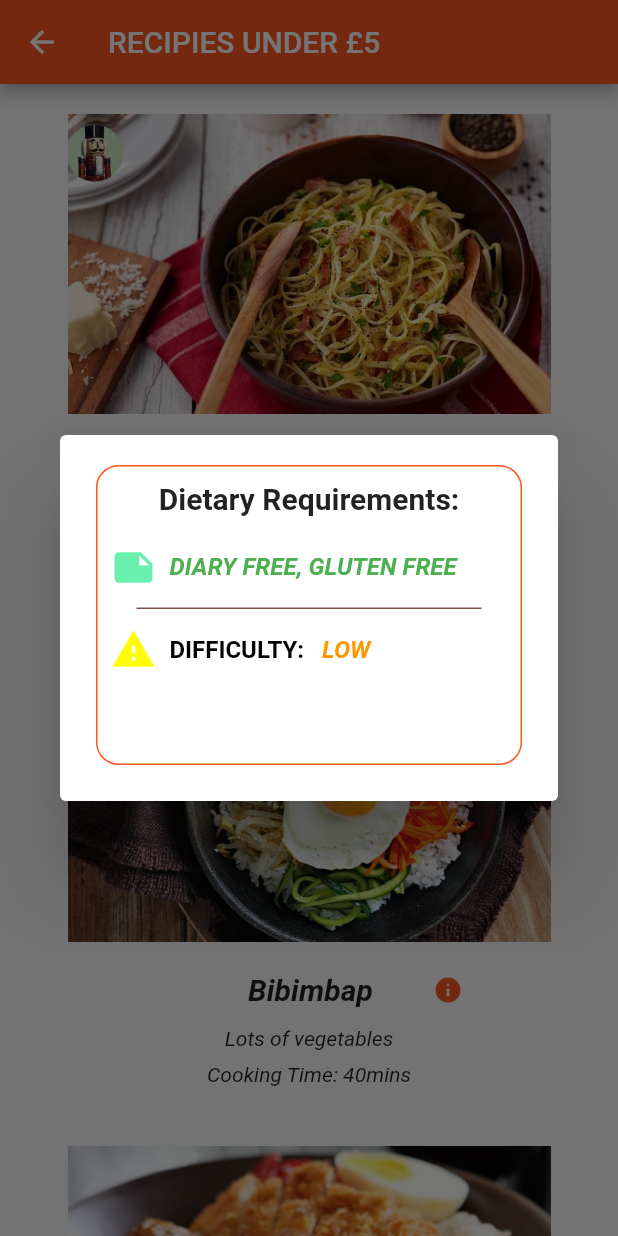
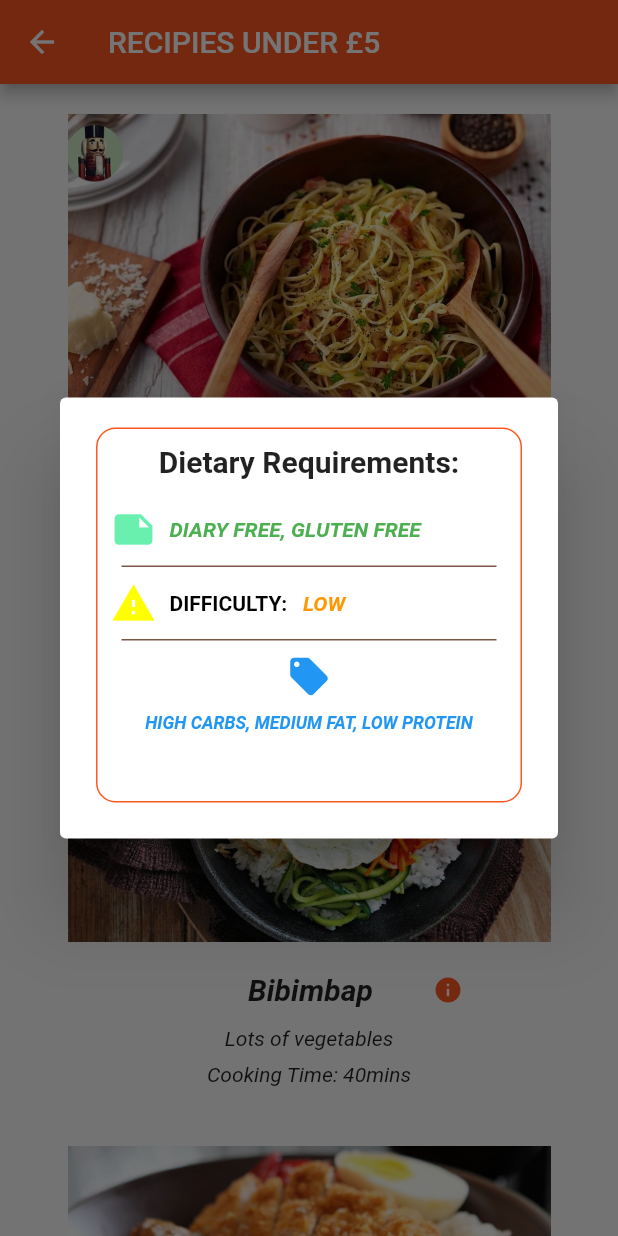
Before and after one commit to JonathanLewin/CookingProject, a Flutter app: the PageOne screen opened directly, after a tap on the "info" icon, on a phone screen of 412 x 824 dp. Run offline on Flutter 3.47's test engine with Material 2 defaults, Android fonts, the phone set to English and light mode, and no system bars; our stand-ins replace cloud_firestore; accounts and stored records are empty.

Commit message:
Added more data to the pop up box including dietary requirements

```diff
--- a/lib/sidebarpages.dart
+++ b/lib/sidebarpages.dart
@@ -12,6 +12,7 @@ class Data {
       this.ingredients,
       this.alergies,
       this.difficulty,
+      this.extradetails,
       this.stepone,
       this.steptwo,
       this.stepthree,
@@ -31,6 +32,7 @@ class Data {
   final String ingredients;
   final String alergies;
   final String difficulty;
+  final String extradetails;
   final String stepone;
   final String steptwo;
   final String stepthree;
@@ -54,6 +56,7 @@ class DataClass {
         cookingtime: '25mins',
         alergies: 'DIARY FREE, GLUTEN FREE',
         difficulty: 'LOW',
+        extradetails: 'HIGH CARBS, MEDIUM FAT, LOW PROTEIN',
         ingredients:
             'Spaghetti, 1 clove of Garlic, double wipped cream, diced bacon, mushrooms, mixed herbs',
         stepone:
@@ -81,6 +84,7 @@ class DataClass {
             'Jasmine Rice, eggs, sliced up pork/chicken/tofu, range of chopped up vegetables, seasoning',
         alergies: 'GLUTEN FREE, VEGAN',
         difficulty: 'MEDIUM',
+        extradetails: 'HEALTHY, LOW FAT, MEDIUM PROTEIN',
         stepone:
             'Boil spaghetti for 9mins and while that is cooking, pre heat another frying pan and slice up some mushroom',
         steptwo:
@@ -107,6 +111,7 @@ class DataClass {
             'Jasmine Rice, chicken breast, flour, breadcrums, eggs, chicken stock, curry suace',
         alergies: 'VEGETARIAN',
         difficulty: 'MEDIUM',
+        extradetails: 'HIGH PROTEIN, MEDIUM FAT, MEDIUM CARBS',
         stepone:
             'Wash rice and put it in the rice cooker. Prepare two cracked eggs, three tablespoons of flour and breadcrums on separate plates, ',
         steptwo:
@@ -223,13 +228,13 @@ class PageOne extends StatelessWidget {
 
     return new AlertDialog(
       content: new Container(
-        width: 300.0,
-        height: 200.0,
+        width: 360.0,
+        height: 250.0,
         decoration: new BoxDecoration(
           color: Colors.white,
           shape: BoxShape.rectangle,
           border: Border.all(color: Colors.deepOrange),
-          borderRadius: new BorderRadius.all(new Radius.circular(15.0)),
+          borderRadius: new BorderRadius.all(new Radius.circular(13.0)),
         ),
         child: new Column(
           mainAxisAlignment: MainAxisAlignment.start,
@@ -245,30 +250,78 @@ class PageOne extends StatelessWidget {
             ),
             Row(
               children: <Widget>[
-                new IconButton(icon: new Icon(Icons.note), iconSize: 30.0, color: Colors.greenAccent, onPressed: () {}),
+                new IconButton(
+                    icon: new Icon(Icons.note),
+                    iconSize: 30.0,
+                    color: Colors.greenAccent,
+                    onPressed: () {}),
                 new Text(
                   data.alergies,
                   textAlign: TextAlign.start,
-                style: TextStyle(fontStyle: FontStyle.italic, fontSize: 16.0, color: Colors.green, fontWeight: FontWeight.bold),
+                  style: TextStyle(
+                      fontStyle: FontStyle.italic,
+                      fontSize: 14.0,
+                      color: Colors.green,
+                      fontWeight: FontWeight.bold),
                 ),
               ],
             ),
             new Container(
               height: 1.0,
-              width: 230.0,
+              width: 250.0,
               color: Colors.brown,
-              margin: const EdgeInsets.all(3.0),
+              //margin: const EdgeInsets.all(2.0),
             ),
             Row(
               children: <Widget>[
-                new IconButton(icon: new Icon(Icons.warning), iconSize: 30.0, color: Colors.yellowAccent, onPressed: () {}),
+                new IconButton(
+                    icon: new Icon(Icons.warning),
+                    iconSize: 30.0,
+                    color: Colors.yellowAccent,
+                    onPressed: () {}),
                 new Text(
                   'DIFFICULTY: ',
                   textAlign: TextAlign.start,
-                style: TextStyle(fontWeight: FontWeight.bold, fontSize: 16.0, color: Colors.black),
+                  style: TextStyle(
+                      fontWeight: FontWeight.bold,
+                      fontSize: 14.0,
+                      color: Colors.black),
                 ),
-                new Text('  ' + data.difficulty, style: TextStyle(fontStyle: FontStyle.italic, fontSize: 16.0, fontWeight: FontWeight.bold, color: Colors.orange))
+                new Text('  ' + data.difficulty,
+                    style: TextStyle(
+                        fontStyle: FontStyle.italic,
+                        fontSize: 14.0,
+                        fontWeight: FontWeight.bold,
+                        color: Colors.orange))
               ],
+            ),
+            new Container(
+              height: 1.0,
+              width: 250.0,
+              color: Colors.brown,
+              //margin: const EdgeInsets.all(2.0),
+            ),
+            Container(
+              child: new Column(
+                mainAxisAlignment: MainAxisAlignment.center,
+                children: <Widget>[
+                  new IconButton(
+                      icon: new Icon(Icons.local_offer),
+                      iconSize: 30.0,
+                      color: Colors.blue,
+                      onPressed: () {}),
+                  new Padding(
+                      padding: new EdgeInsets.symmetric(horizontal: 20.0),
+                      child: new Text(data.extradetails,
+                      textAlign: TextAlign.center,
+                          style: TextStyle(
+                              fontStyle: FontStyle.italic,
+                              fontSize: 11.75,
+                              fontWeight: FontWeight.bold,
+                              color: Colors.blue)),
+                  ),
+                ],
+              ),
             ),
           ],
         ),
```
Lines whose indentation alone changed are shown as unchanged.
